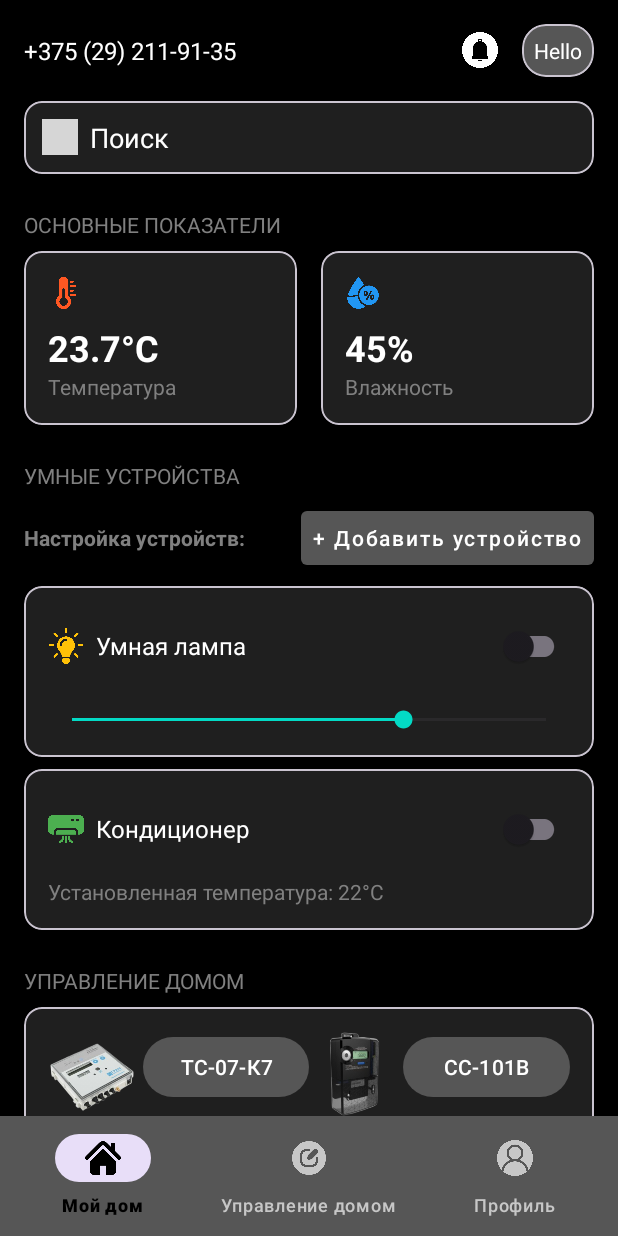
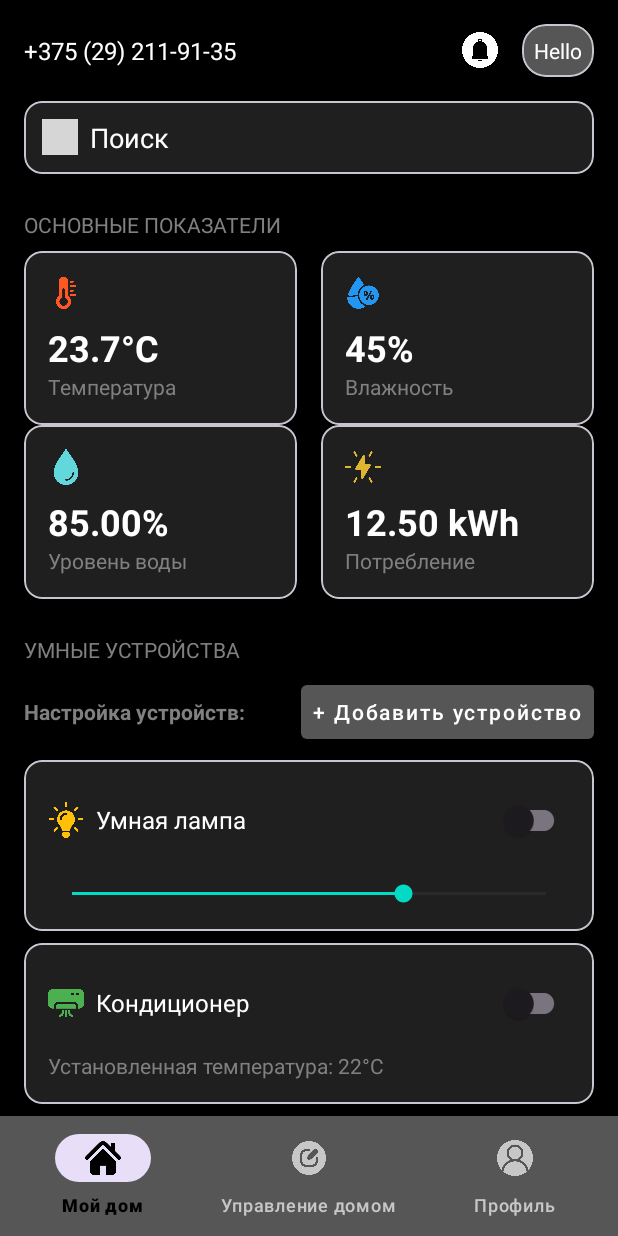
Before and after one commit to ryzhenkahvh/MTS-Hackaton, an Android app: the screen it shows after launch (MainActivity), on a phone screen of 412 x 824 dp. Run offline under Robolectric (Android 15) with nearby library versions, the phone set to English and light mode, and no system bars; our stand-ins replace CircleImageView; grey boxes are pictures that could not be loaded.

Commit message:
Update sensors

```diff
--- a/app/src/main/java/ry/tech/mtc/fragments/HomeFragment.java
+++ b/app/src/main/java/ry/tech/mtc/fragments/HomeFragment.java
@@ -55,6 +55,9 @@ public class HomeFragment extends Fragment {
         devices.add(new Device("2", "Кондиционер", "ac"));
         devices.add(new Device("3", "Датчик температуры", "temperature_sensor"));
         devices.add(new Device("4", "Датчик влажности", "humidity_sensor"));
+        devices.add(new Device("5", "Датчик воды", Device.TYPE_WATER_SENSOR));
+        devices.add(new Device("6", "Датчик электричества", Device.TYPE_ELECTRICITY_SENSOR));
+        devices.add(new Device("7", "Датчик воздуха", Device.TYPE_AIR_SENSOR));
     }
 
     @Override
--- a/app/src/main/java/ry/tech/mtc/models/Device.java
+++ b/app/src/main/java/ry/tech/mtc/models/Device.java
@@ -4,6 +4,13 @@ import java.util.HashMap;
 import java.util.Map;
 
 public class Device {
+    public static final String TYPE_LIGHT = "light";
+    public static final String TYPE_AC = "ac";
+    public static final String TYPE_TEMPERATURE_SENSOR = "temperature_sensor";
+    public static final String TYPE_HUMIDITY_SENSOR = "humidity_sensor";
+    public static final String TYPE_WATER_SENSOR = "water_sensor";
+    public static final String TYPE_ELECTRICITY_SENSOR = "electricity_sensor";
+    public static final String TYPE_AIR_SENSOR = "air_sensor";
     private String id;
     private String name;
     private String type;
--- a/app/src/main/res/layout/fragment_home.xml
+++ b/app/src/main/res/layout/fragment_home.xml
@@ -177,6 +177,91 @@
                 </LinearLayout>
             </com.google.android.material.card.MaterialCardView>
         </LinearLayout>
+
+    <!-- Новые датчики -->
+    <LinearLayout
+        android:layout_width="match_parent"
+        android:layout_height="wrap_content"
+        android:orientation="horizontal">
+
+    <!-- Датчик воды -->
+    <com.google.android.material.card.MaterialCardView
+        android:layout_width="0dp"
+        android:layout_height="wrap_content"
+        android:layout_weight="1"
+        android:layout_marginEnd="8dp"
+        app:cardCornerRadius="12dp"
+        app:cardBackgroundColor="#1F1F1F">
+
+    <LinearLayout
+        android:layout_width="match_parent"
+        android:layout_height="wrap_content"
+        android:orientation="vertical"
+        android:padding="16dp">
+
+        <ImageView
+            android:layout_width="24dp"
+            android:layout_height="24dp"
+            android:src="@drawable/ic_water"
+            android:tint="@color/waterColor" />
+
+        <TextView
+            android:id="@+id/waterSensorValue"
+            android:layout_width="wrap_content"
+            android:layout_height="wrap_content"
+            android:text="85.00%"
+            android:textColor="@color/colorWhite"
+            android:textSize="24sp"
+            android:textStyle="bold"
+            android:layout_marginTop="8dp" />
+
+        <TextView
+            android:layout_width="wrap_content"
+            android:layout_height="wrap_content"
+            android:text="Уровень воды"
+            android:textColor="#808080" />
+    </LinearLayout>
+    </com.google.android.material.card.MaterialCardView>
+
+        <!-- Датчик электричества -->
+        <com.google.android.material.card.MaterialCardView
+            android:layout_width="0dp"
+            android:layout_height="wrap_content"
+            android:layout_weight="1"
+            android:layout_marginStart="8dp"
+            app:cardCornerRadius="12dp"
+            app:cardBackgroundColor="#1F1F1F">
+
+            <LinearLayout
+                android:layout_width="match_parent"
+                android:layout_height="wrap_content"
+                android:orientation="vertical"
+                android:padding="16dp">
+
+                <ImageView
+                    android:layout_width="24dp"
+                    android:layout_height="24dp"
+                    android:src="@drawable/ic_electricity"
+                    android:tint="@color/electricityColor" />
+
+                <TextView
+                    android:id="@+id/electricitySensorValue"
+                    android:layout_width="wrap_content"
+                    android:layout_height="wrap_content"
+                    android:text="12.50 kWh"
+                    android:textColor="@color/colorWhite"
+                    android:textSize="24sp"
+                    android:textStyle="bold"
+                    android:layout_marginTop="8dp" />
+
+                <TextView
+                    android:layout_width="wrap_content"
+                    android:layout_height="wrap_content"
+                    android:text="Потребление"
+                    android:textColor="#808080" />
+            </LinearLayout>
+        </com.google.android.material.card.MaterialCardView>
+    </LinearLayout>
 
         <!-- Умные устройства -->
         <TextView
--- a/app/src/main/res/values/colors.xml
+++ b/app/src/main/res/values/colors.xml
@@ -16,4 +16,8 @@
     <color name="humidityColor">#2196F3</color>
     <color name="lampColor">#FFC107</color>
     <color name="acColor">#4CAF50</color>
+
+    <color name="airColor">#E2BB88</color>
+    <color name="waterColor">#62D7DC</color>
+    <color name="electricityColor">#DEB52F</color>
 </resources>
```
Also changed, not shown: app/src/main/java/ry/tech/mtc/SensorDataService.java (added, +52 -0 lines), app/src/main/java/ry/tech/mtc/models/AirQualityData.java (added, +8 -0 lines), app/src/main/java/ry/tech/mtc/models/EnergyConsumptionData.java (added, +9 -0 lines), app/src/main/java/ry/tech/mtc/models/WeatherData.java (added, +9 -0 lines), app/src/main/res/drawable/ic_air.png (added), app/src/main/res/drawable/ic_electricity.png (added), app/src/main/res/drawable/ic_water.png (added).
